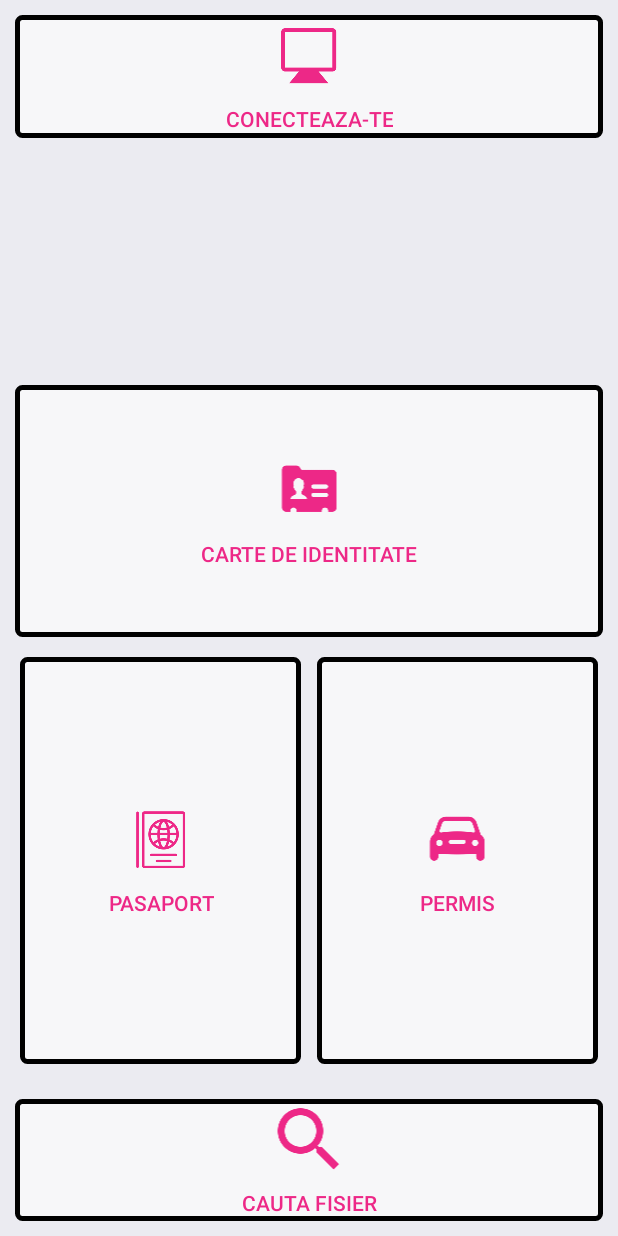
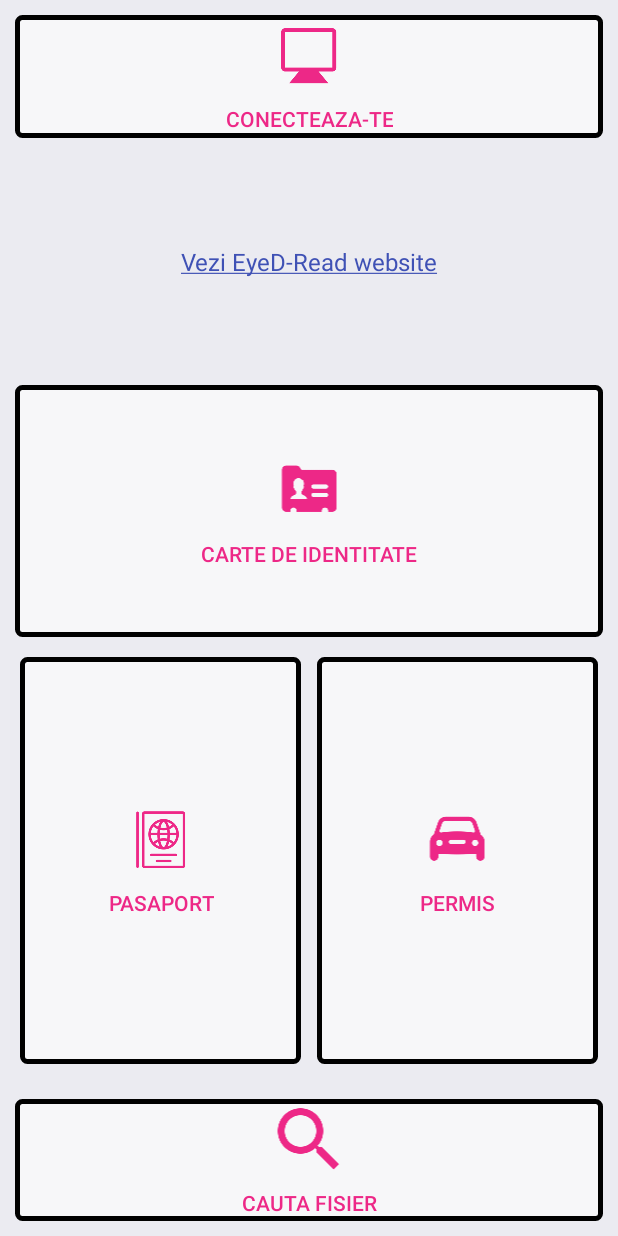
Before and after one commit to ikikaze/EyeD, an Android app: the screen it shows after launch (MainActivity), on a phone screen of 412 x 824 dp. Run offline under Robolectric (Android 15) with nearby library versions, the phone set to English and light mode, and no system bars; libraries missing offline, so code that uses them is left out: com.karumi.dexter, io.realm; 8 statements that could not run were skipped.

Commit message:
Add website link

```diff
--- a/app/build.gradle
+++ b/app/build.gradle
@@ -15,7 +15,7 @@ android {
         applicationId "ro.lockdowncode.eyedread"
         minSdkVersion 21
         targetSdkVersion 27
-        versionCode 3
+        versionCode 4
         versionName "1.0"
         testInstrumentationRunner "android.support.test.runner.AndroidJUnitRunner"
     }
--- a/app/src/main/java/ro/lockdowncode/eyedread/MainActivity.java
+++ b/app/src/main/java/ro/lockdowncode/eyedread/MainActivity.java
@@ -321,6 +321,11 @@ public class MainActivity extends AppCompatActivity {
                     android.provider.MediaStore.Images.Media.EXTERNAL_CONTENT_URI);
             startActivityForResult(galleryIntent, RESULT_LOAD_IMG);
         }
+    }
+
+    public void linkClicked(View view) {
+        Intent browserIntent = new Intent(Intent.ACTION_VIEW, Uri.parse("https://www.eyed-read.lockdown-code.ro/"));
+        startActivity(browserIntent);
     }
 
     public void btnsClicked(View view) {
--- a/app/src/main/res/layout/activity_main.xml
+++ b/app/src/main/res/layout/activity_main.xml
@@ -114,4 +114,21 @@
 
     </LinearLayout>
 
+    <TextView
+        android:id="@+id/linkDesktop"
+        android:layout_width="wrap_content"
+        android:layout_height="wrap_content"
+        android:layout_marginBottom="8dp"
+        android:layout_marginEnd="8dp"
+        android:layout_marginStart="8dp"
+        android:layout_marginTop="8dp"
+        android:text="@string/websiteLinkTitle"
+        android:textSize="16dp"
+        android:onClick="linkClicked"
+        android:textColor="@color/colorPrimary"
+        app:layout_constraintBottom_toTopOf="@+id/btnID"
+        app:layout_constraintEnd_toEndOf="parent"
+        app:layout_constraintStart_toStartOf="parent"
+        app:layout_constraintTop_toBottomOf="@+id/btnConnect" />
+
 </android.support.constraint.ConstraintLayout>
--- a/app/src/main/res/values/strings.xml
+++ b/app/src/main/res/values/strings.xml
@@ -43,4 +43,5 @@
     <string name="chipMRZInfo">Descarcare informatii</string>
     <string name="chipPic">Descarcare poza</string>
     <string name="NFCConnInfo">Mentineti telefonul in aceeasi pozitie fata de pasaport pana la citirea datelor</string>
+    <string name="websiteLinkTitle"><u>Vezi EyeD-Read website</u></string>
 </resources>
```
Also changed, not shown: 1 other file.
